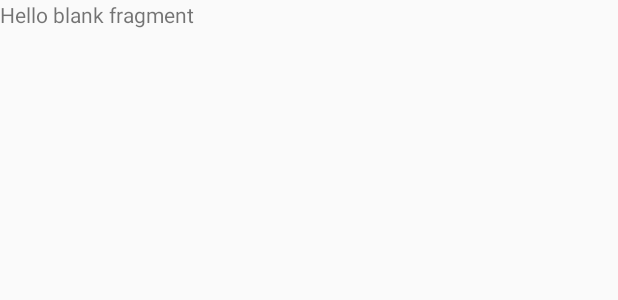
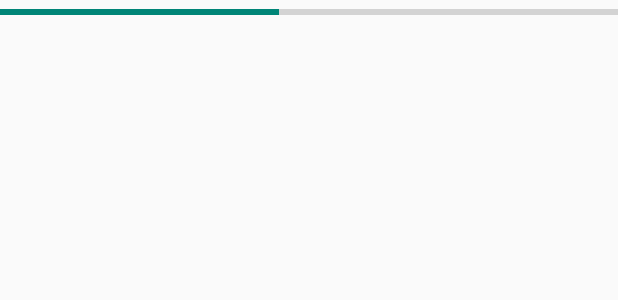
Before and after one commit to orlando913/NasaImageApp, an Android app: the layout fragment_blank.xml on its own in the app's theme, with its tools: preview values and no code run, on a phone screen of 412 x 824 dp. Shown: the top 300 px of the screen. Run offline under Robolectric (Android 15) with nearby library versions, the phone set to English and light mode, and no system bars.

```diff
--- a/app/src/main/res/layout/fragment_blank.xml
+++ b/app/src/main/res/layout/fragment_blank.xml
@@ -4,11 +4,44 @@
     android:layout_width="match_parent"
     android:layout_height="match_parent"
     tools:context=".BlankFragment">
-
+<RelativeLayout
+    android:layout_width="match_parent"
+    android:layout_height="match_parent"
+    >
     <!-- TODO: Update blank fragment layout -->
+    <ImageView
+        android:layout_width="match_parent"
+        android:layout_height="wrap_content"
+        android:id="@+id/im"
+        android:scaleType="fitCenter"
+        />
     <TextView
         android:layout_width="match_parent"
-        android:layout_height="match_parent"
-        android:text="@string/hello_blank_fragment" />
+        android:layout_height="wrap_content"
+        android:id="@+id/iName"
+        android:layout_below="@+id/progress"/>
+    <TextView
+        android:layout_width="match_parent"
+        android:layout_height="wrap_content"
+        android:id="@+id/iDate"
+        android:layout_below="@id/iName"/>
+    <TextView
+        android:layout_width="match_parent"
+        android:layout_height="wrap_content"
+        android:id="@+id/explanation"
+        android:layout_below="@+id/iDate"/>
+
+
+    <ProgressBar
+        android:layout_width="match_parent"
+        android:layout_height="wrap_content"
+        style="?android:attr/progressBarStyleHorizontal"
+        android:id="@+id/progress"
+        android:layout_centerHorizontal="true"
+        android:layout_below="@+id/im"
+        android:max="100"
+        android:progress="45"
+        />
+</RelativeLayout>
 
 </FrameLayout>
```
Also changed, not shown: app/src/main/java/com/example/nasaimageapp/BlankFragment.java (+54 -20 lines), app/src/main/java/com/example/nasaimageapp/FetchAPODData.java (+7 -2 lines), app/src/main/java/com/example/nasaimageapp/ImageDownActivity.java (+33 -5 lines), app/src/main/res/layout/activity_image_down.xml (+6 -31 lines).
